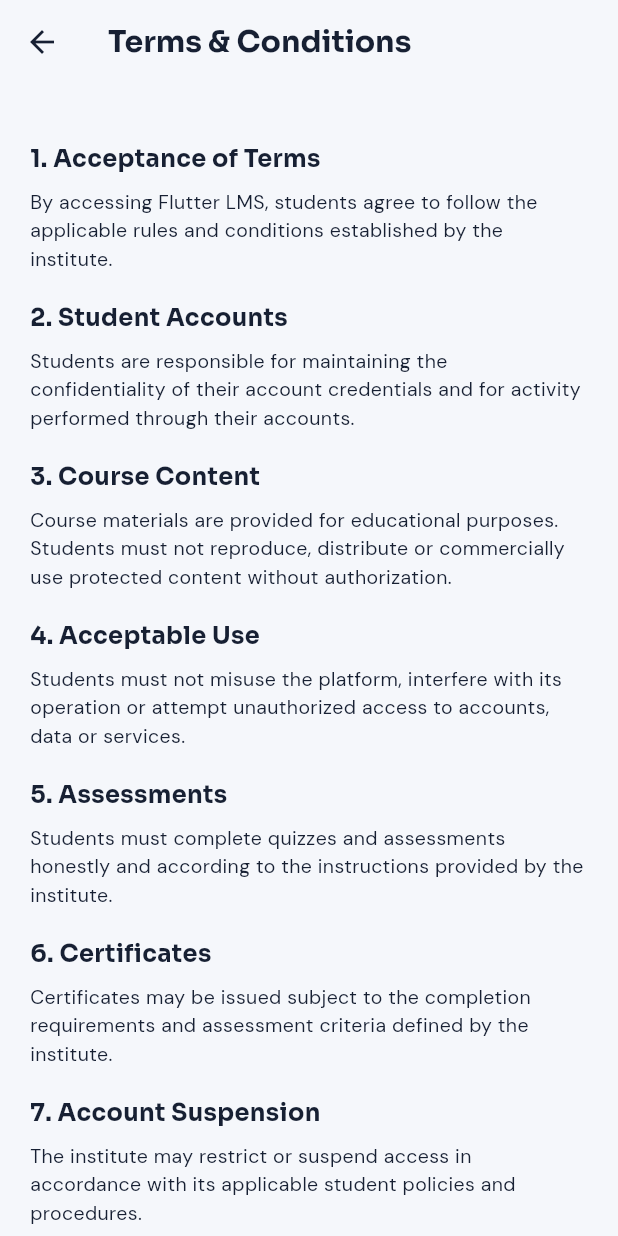
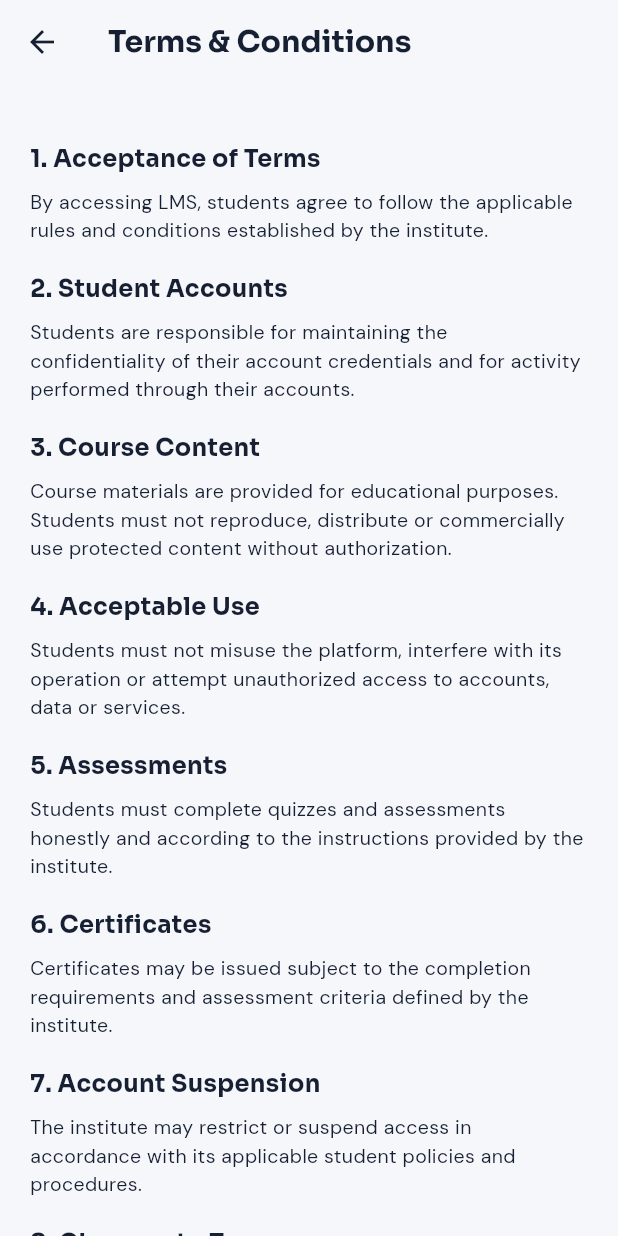
Before and after one commit to rehman-453/lms, a Flutter app: the AboutScreen screen opened by its route, after a tap on "Terms & Conditions", on a phone screen of 412 x 824 dp. Run offline on Flutter 3.47's test engine with Material 3 defaults, Android fonts, the phone set to English and light mode, and no system bars; our stand-ins replace get, google_fonts, image_picker, shared_preferences, video_player; missing offline and left inert: tutorial_coach_mark; accounts and stored records are empty.

Commit message:
app title correction

```diff
--- a/lib/app/app.dart
+++ b/lib/app/app.dart
@@ -14,7 +14,7 @@ class LMSApp extends StatelessWidget {
   Widget build(BuildContext context) {
     return GetMaterialApp(
       debugShowCheckedModeBanner: false,
-      title: 'Flutter LMS',
+      title: 'LMS',
       theme: AppTheme.lightTheme,
       darkTheme: AppTheme.darkTheme,
       themeMode: initialThemeMode,
--- a/lib/modules/about/controllers/about_controller.dart
+++ b/lib/modules/about/controllers/about_controller.dart
@@ -1,7 +1,7 @@
 import 'package:get/get.dart';
 
 class AboutController extends GetxController {
-  final String appName = 'Flutter LMS';
+  final String appName = 'LMS';
   final String appVersion = '1.0.0';
   final String instituteName = 'Your Institute Name';
 
--- a/lib/modules/about/views/about_screen.dart
+++ b/lib/modules/about/views/about_screen.dart
@@ -80,8 +80,8 @@ class AboutScreen extends GetView<AboutController> {
           _sectionTitle('ABOUT'),
           const SizedBox(height: 10),
           _infoCard(
-            'About Flutter LMS',
-            'Flutter LMS is a learning platform designed to help students access courses, watch lessons, attempt quizzes and track their learning progress.',
+            'About LMS',
+            'LMS is a learning platform designed to help students access courses, watch lessons, attempt quizzes and track their learning progress.',
             Icons.info_outline,
           ),
           const SizedBox(height: 22),
@@ -118,7 +118,7 @@ class AboutScreen extends GetView<AboutController> {
           const SizedBox(height: 8),
           Center(
             child: Text(
-              '© ${DateTime.now().year} Flutter LMS',
+              '© ${DateTime.now().year} LMS',
               style: AppTextStyles.body(size: 11),
             ),
           ),
--- a/lib/modules/about/views/privacy_policy_screen.dart
+++ b/lib/modules/about/views/privacy_policy_screen.dart
@@ -20,7 +20,7 @@ class PrivacyPolicyScreen extends StatelessWidget {
         children: [
           _heading('1. Introduction'),
           _paragraph(
-            'This Privacy Policy explains how Flutter LMS may collect, use and protect information when students use the application.',
+            'This Privacy Policy explains how LMS may collect, use and protect information when students use the application.',
           ),
           _heading('2. Information We Collect'),
           _paragraph(
--- a/lib/modules/about/views/terms_conditions_screen.dart
+++ b/lib/modules/about/views/terms_conditions_screen.dart
@@ -23,7 +23,7 @@ class TermsConditionsScreen extends StatelessWidget {
         children: [
           _heading('1. Acceptance of Terms'),
           _paragraph(
-            'By accessing Flutter LMS, students agree to follow the applicable rules and conditions established by the institute.',
+            'By accessing LMS, students agree to follow the applicable rules and conditions established by the institute.',
           ),
           _heading('2. Student Accounts'),
           _paragraph(
--- a/lib/modules/course_completion/views/certificate_preview_screen.dart
+++ b/lib/modules/course_completion/views/certificate_preview_screen.dart
@@ -43,7 +43,7 @@ class CertificatePreviewScreen extends GetView<CourseCompletionController> {
                 ),
                 const SizedBox(height: 10),
                 Text(
-                  'FLUTTER LMS',
+                  'LMS',
                   style: AppTextStyles.heading(
                     size: 18,
                     color: AppColors.primaryDark,
@@ -117,7 +117,7 @@ class CertificatePreviewScreen extends GetView<CourseCompletionController> {
                 ),
                 const SizedBox(height: 20),
                 Text(
-                  'Authorized by Flutter LMS',
+                  'Authorized by LMS',
                   style: AppTextStyles.body(size: 11, weight: FontWeight.w600),
                 ),
               ],
--- a/lib/modules/home/controllers/home_tutorial_controller.dart
+++ b/lib/modules/home/controllers/home_tutorial_controller.dart
@@ -41,7 +41,7 @@ class HomeTutorialController extends GetxController {
       _buildTarget(
         key: welcomeKey,
         identify: 'welcome',
-        title: 'Welcome to Flutter LMS!',
+        title: 'Welcome to LMS!',
         description: 'Yahan se aap apni learning journey start kar sakte hain.',
         align: ContentAlign.bottom,
       ),
--- a/lib/modules/settings/views/settings_screen.dart
+++ b/lib/modules/settings/views/settings_screen.dart
@@ -104,7 +104,7 @@ class SettingsScreen extends GetView<SettingsController> {
               _navigationItem(
                 icon: Icons.info_outline,
                 title: 'About App',
-                subtitle: 'Flutter LMS v1.0.0',
+                subtitle: 'LMS v1.0.0',
                 onTap: () {
                   Get.toNamed(AppRoutes.about);
                 },
@@ -127,7 +127,7 @@ class SettingsScreen extends GetView<SettingsController> {
 
             Center(
               child: Text(
-                'Flutter LMS • Version 1.0.0',
+                'LMS • Version 1.0.0',
                 style: AppTextStyles.body(size: 12),
               ),
             ),
--- a/lib/modules/support/views/support_screen.dart
+++ b/lib/modules/support/views/support_screen.dart
@@ -55,7 +55,7 @@ class SupportScreen extends GetView<SupportController> {
 
             Center(
               child: Text(
-                'Flutter LMS • Version 1.0.0',
+                'LMS • Version 1.0.0',
                 style: AppTextStyles.body(size: 12),
               ),
             ),
```
Also changed, not shown: 2 other files.
